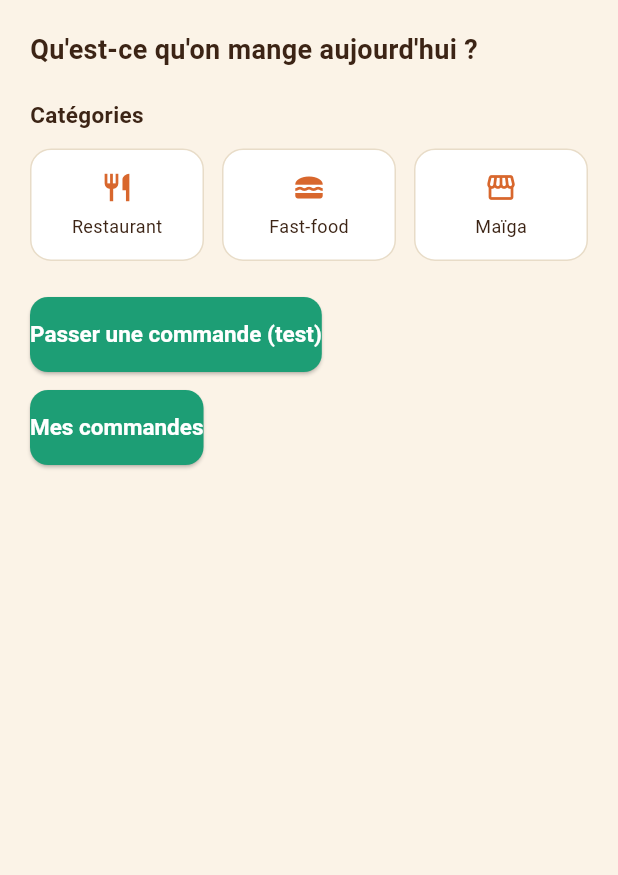
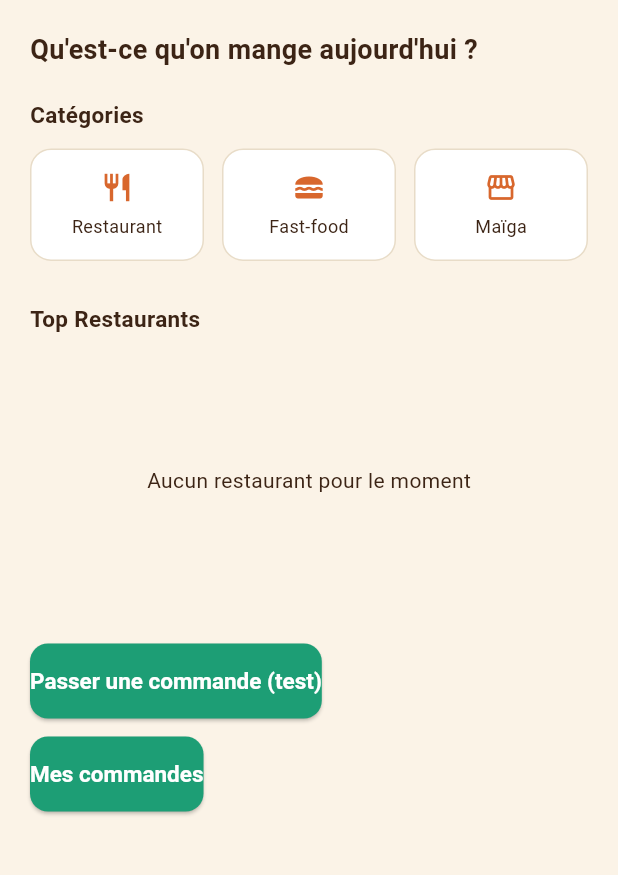
Before and after one commit to Maoudo-4/niam-niam, a Flutter app: the AccueilClient screen opened directly, on a phone screen of 412 x 824 dp, the part 84-959 px from its top. Run offline on Flutter 3.47's test engine with Material 3 defaults, Android fonts, the phone set to English and light mode, and no system bars; our stand-ins replace cloud_firestore, firebase_auth, firebase_core; accounts and stored records are empty; generated files the repository leaves out were written again.

Commit message:
Section Top Restaurants sur accueil client

```diff
--- a/lib/screens/client/accueil_client.dart
+++ b/lib/screens/client/accueil_client.dart
@@ -4,6 +4,9 @@ import '../../theme.dart';
 import 'passer_commande.dart';
 import 'mes_commandes.dart';
 import '../../widgets/confirmer_deconnexion.dart';
+import '../../models/etablissement.dart';
+import '../../services/etablissement_service.dart';
+import '../../widgets/carte_etablissement.dart';
 
 class AccueilClient extends StatelessWidget {
   const AccueilClient({super.key});
@@ -48,7 +51,36 @@ class AccueilClient extends StatelessWidget {
               ],
             ),
 
-            // Les autres sections (Top Restaurants, Top Fast Food) arrivent aux prochaines étapes
+              const SizedBox(height: 28),
+              const Text('Top Restaurants',
+                  style: TextStyle(
+                      fontSize: 15,
+                      fontWeight: FontWeight.w600,
+                      color: AppColors.brunTexte)),
+              const SizedBox(height: 12),
+              SizedBox(
+                height: 170,
+                child: StreamBuilder<List<Etablissement>>(
+                  stream: EtablissementService().getEtablissements(),
+                  builder: (context, snapshot) {
+                    if (!snapshot.hasData) {
+                      return const Center(child: CircularProgressIndicator());
+                    }
+                    final restaurants = snapshot.data!
+                        .where((e) => e.type == 'restaurant')
+                        .toList();
+                    if (restaurants.isEmpty) {
+                      return const Center(child: Text('Aucun restaurant pour le moment'));
+                    }
+                    return ListView(
+                      scrollDirection: Axis.horizontal,
+                      children: restaurants
+                          .map((e) => CarteEtablissement(etablissement: e))
+                          .toList(),
+                    );
+                  },
+                ),
+              ),
 
             const SizedBox(height: 24),
             ElevatedButton(
```
